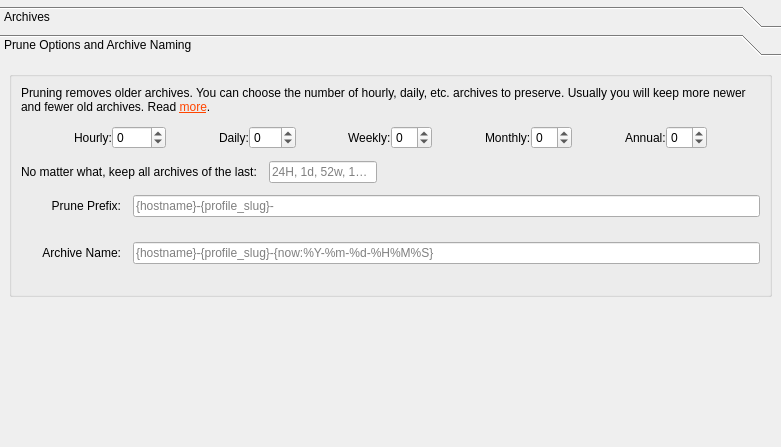
Qt form src/vorta/assets/UI/archivetab.ui (borgbase/vorta) before a commit.
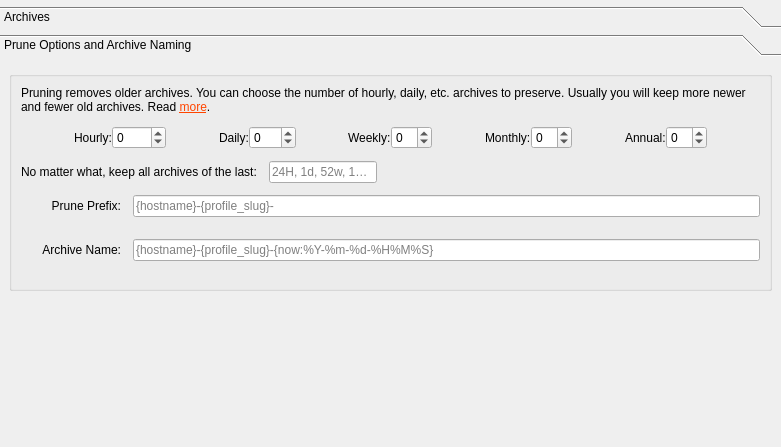
The same form after that commit. The open tabs and pages were chosen to show the change.

Commit message: Use italic instead of different font size

```diff
--- a/src/vorta/assets/UI/archivetab.ui
+++ b/src/vorta/assets/UI/archivetab.ui
@@ -662,7 +662,7 @@
              <widget class="QLabel" name="prunePrefixPreview">
               <property name="font">
                <font>
-                <pointsize>11</pointsize>
+                <italic>true</italic>
                </font>
               </property>
               <property name="styleSheet">
@@ -677,7 +677,7 @@
              <widget class="QLabel" name="archiveNamePreview">
               <property name="font">
                <font>
-                <pointsize>11</pointsize>
+                <italic>true</italic>
                </font>
               </property>
               <property name="styleSheet">
```
